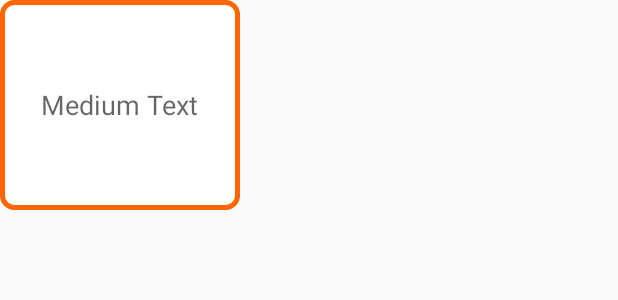
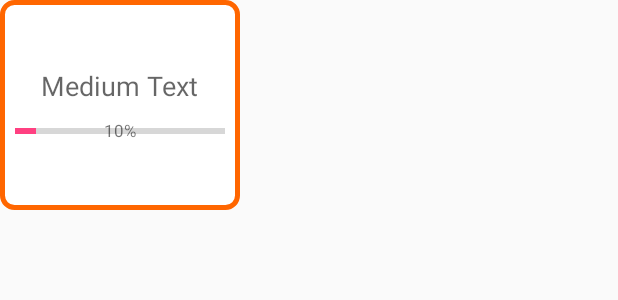
Before and after one commit to missmess/CoverFlowView, an Android app: the layout item_coverflow1.xml on its own in the app's theme, with its tools: preview values and no code run, on a phone screen of 412 x 824 dp. Shown: the top 300 px of the screen. Run offline under Robolectric (Android 15) with nearby library versions, the phone set to English and light mode, and no system bars.

Commit message:
fix a bug: multiple-execute ViewOnTop listener; modify sample: add progress animation in CoverFlow.

```diff
--- a/sample/src/main/java/com/missmess/demo/MainActivity.java
+++ b/sample/src/main/java/com/missmess/demo/MainActivity.java
@@ -4,6 +4,7 @@ import android.os.Bundle;
 import android.support.design.widget.TabLayout;
 import android.support.v4.view.ViewPager;
 import android.support.v7.app.AppCompatActivity;
+import android.util.Log;
 import android.view.View;
 import android.widget.Toast;
 
@@ -37,8 +38,11 @@ public class MainActivity extends AppCompatActivity {
         coverflow_view.setOnViewOnTopListener(new CoverFlowView.OnViewOnTopListener() {
             @Override
             public void viewOnTop(int position, View itemView) {
+                Log.d("viewOnTop", "position==" + position);
                 if(position == 0) {
                     vp.setCurrentItem(1);
+                } else if(position == 2) {
+                    adapter.animProgress(itemView);
                 }
             }
         });
--- a/sample/src/main/res/layout/item_coverflow1.xml
+++ b/sample/src/main/res/layout/item_coverflow1.xml
@@ -1,17 +1,43 @@
 <?xml version="1.0" encoding="utf-8"?>
 <LinearLayout xmlns:android="http://schemas.android.com/apk/res/android"
-              android:orientation="vertical"
               android:layout_width="160dp"
+              android:layout_height="140dp"
               android:background="@drawable/rectangle_bg"
               android:gravity="center"
-              android:layout_height="140dp">
+              android:orientation="vertical"
+              android:padding="10dp">
 
     <TextView
+        android:id="@+id/textView"
         android:layout_width="wrap_content"
         android:layout_height="wrap_content"
-        android:textAppearance="?android:attr/textAppearanceMedium"
+        android:layout_gravity="center_horizontal"
         android:gravity="center"
         android:text="Medium Text"
-        android:id="@+id/textView"
-        android:layout_gravity="center_horizontal"/>
+        android:textAppearance="?android:attr/textAppearanceMedium"/>
+
+    <FrameLayout
+        android:id="@+id/fl"
+        android:layout_width="match_parent"
+        android:layout_marginTop="10dp"
+        android:layout_height="wrap_content">
+
+        <ProgressBar
+            android:id="@+id/progressBar"
+            style="?android:attr/progressBarStyleHorizontal"
+            android:layout_width="match_parent"
+            android:layout_height="wrap_content"
+            android:progress="10"
+            android:max="100"
+            android:layout_gravity="center"/>
+
+        <TextView
+            android:id="@+id/textView1"
+            android:layout_width="wrap_content"
+            android:layout_height="wrap_content"
+            android:layout_gravity="center"
+            android:text="10%"
+            android:textSize="11sp"
+            android:textAppearance="?android:attr/textAppearanceSmall"/>
+    </FrameLayout>
 </LinearLayout>
```
Also changed, not shown: coverflowview/src/main/java/com/missmess/coverflowview/CoverFlowView.java (+13 -14 lines), sample/src/main/java/com/missmess/demo/adapter/MyCoverFlowAdapter.java (+30 -0 lines).
